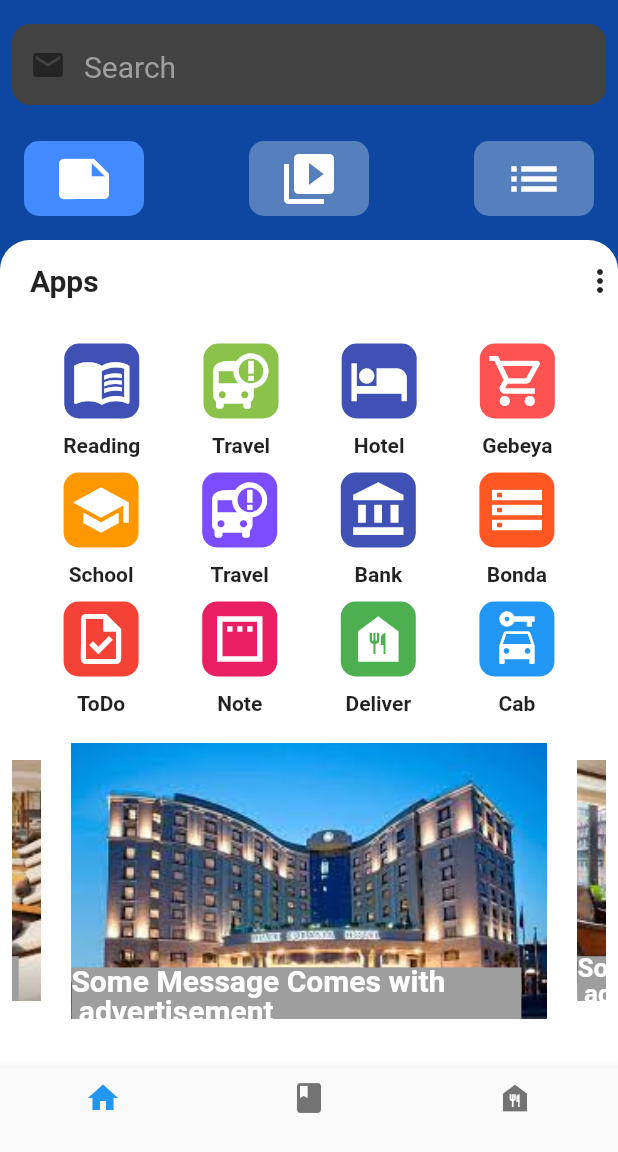
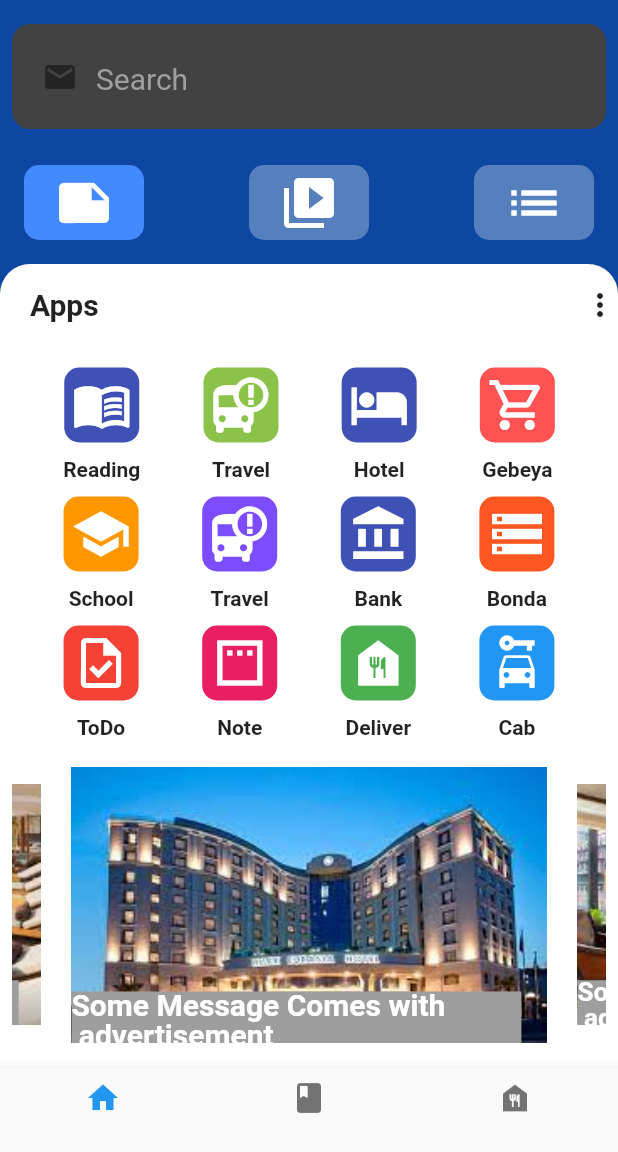
Before and after one commit to jonmersha/sa, a Flutter app: the screen it shows once a user with an empty profile is signed in, on a phone screen of 412 x 824 dp, the part 84-1236 px from its top. Run offline on Flutter 3.47's test engine with Material 2 defaults, Android fonts, the phone set to English and light mode, and no system bars; drawn by our look-alikes of carousel_slider; our stand-ins replace firebase_auth, firebase_core, google_sign_in; accounts and stored records are empty.

Commit message:
end Of the night

```diff
--- /dev/null
+++ b/lib/apps/comming_soon.dart
@@ -0,0 +1,21 @@
+import 'package:flutter/material.dart';
+
+class CommingSoon extends StatelessWidget {
+  const CommingSoon({super.key});
+
+  @override
+  Widget build(BuildContext context) {
+    return Scaffold(
+      body: SafeArea(
+        child: Expanded(
+          child: Container(
+            height: double.infinity,
+            width: double.infinity,
+            color: Colors.blue,
+            child: Image.asset('asset/cm.jpeg',height: 500,width: double.infinity),
+          ),
+        ),
+      ),
+    );
+  }
+}
--- a/lib/apps/todo/presentation/pages/todo_home.dart
+++ b/lib/apps/todo/presentation/pages/todo_home.dart
@@ -1,10 +1,55 @@
+import 'package:awashderash/apps/todo/codes.dart';
+import 'package:awashderash/widget/home/header_info.dart';
+import 'package:awashderash/widget/home/popular_list.dart';
+import 'package:awashderash/widget/home/search_bar.dart';
+import 'package:awashderash/widget/home/top_button.dart';
 import 'package:flutter/material.dart';
 
-class TodoHome extends StatelessWidget {
+class TodoHome extends StatefulWidget {
   const TodoHome({Key? key}) : super(key: key);
 
   @override
+  State<TodoHome> createState() => _TodoHomeState();
+}
+
+class _TodoHomeState extends State<TodoHome> {
+  @override
   Widget build(BuildContext context) {
-    return Scaffold(body: SafeArea(child: Container(child: Text('Logid in Properly'),),),);
+    return Scaffold(
+      //backgroundColor: Colors.grey[900],
+      // bottomNavigationBar: BottomNavigationBar(
+      //   items: const [
+      //     BottomNavigationBarItem(icon: Icon(Icons.home), label: ''),
+      //     BottomNavigationBarItem(icon: Icon(Icons.book), label: ''),
+      //     BottomNavigationBarItem(icon: Icon(Icons.food_bank), label: '')
+      //   ],
+      // ),
+      body: SafeArea(
+        child: Column(children:  [
+        Container(
+          width: double.infinity,
+          height: 300,
+          decoration: const BoxDecoration(
+              image: DecorationImage(
+                  image: AssetImage('asset/todo/todologo.jpg'),
+                  fit: BoxFit.cover)),
+       child: Column(
+         mainAxisAlignment: MainAxisAlignment.end,
+         children: [
+             Row(
+               children: [
+                 Expanded(
+                     child: Text('')),
+
+               ],
+             )
+       ],
+       ),
+        ),
+
+          PopularList()
+        ]),
+      ),
+    );
   }
 }
--- a/lib/main/widget/main/apps_menu.dart
+++ b/lib/main/widget/main/apps_menu.dart
@@ -1,76 +1,142 @@
-import 'package:awashderash/apps/todo/presentation/pages/login_page.dart';
-import 'package:awashderash/apps/todo/presentation/pages/sign_up.dart';
-import 'package:awashderash/apps/todo/presentation/pages/tutor_login.dart';
+import 'package:awashderash/apps/comming_soon.dart';
+import 'package:awashderash/apps/todo/presentation/pages/todo_home.dart';
 import 'package:awashderash/main/widget/button.dart';
 import 'package:awashderash/main/widget/main/slid_ads.dart';
-import 'package:awashderash/security/auth_page.dart';
 import 'package:flutter/material.dart';
 
 class AppMenu extends StatelessWidget {
   const AppMenu({Key? key}) : super(key: key);
+
   @override
   Widget build(BuildContext context) {
     return Expanded(
         child: Container(
       width: double.infinity,
       decoration: const BoxDecoration(
-            borderRadius: BorderRadius.only(topLeft: Radius.circular(20),topRight:Radius.circular(20) ),
+        borderRadius: BorderRadius.only(
+            topLeft: Radius.circular(20), topRight: Radius.circular(20)),
         color: Colors.white,
       ),
       child: SingleChildScrollView(
         child: Column(
           children: [
             Padding(
-              padding: const EdgeInsets.only(top: 15,left: 20),
+              padding: const EdgeInsets.only(top: 15, left: 20),
               child: Row(
                 mainAxisAlignment: MainAxisAlignment.spaceBetween,
                 children: const [
                   Text(
                     'Apps',
-                    style:
-                    TextStyle(fontWeight: FontWeight.bold, fontSize: 20),
+                    style: TextStyle(fontWeight: FontWeight.bold, fontSize: 20),
                   ),
                   Icon(Icons.more_vert)
                 ],
               ),
             ),
-            SizedBox(height: 30,),
+            SizedBox(
+              height: 30,
+            ),
             Row(
               mainAxisAlignment: MainAxisAlignment.spaceEvenly,
               children: const [
-              MenuButton(iconColor: Colors.white,icon: Icons.menu_book,labelText: 'Reading',backGround: Colors.indigo,page: LoginPage(),),
-              MenuButton(iconColor: Colors.white,icon: Icons.bus_alert,labelText: 'Travel',backGround: Colors.lightGreen,page: LoginPage()),
-              MenuButton(iconColor: Colors.white,icon: Icons.hotel,labelText: 'Hotel',backGround: Colors.indigo,page: LoginPage()),
-              MenuButton(iconColor: Colors.white,icon: Icons.shopping_cart_outlined,labelText: 'Gebeya',backGround: Colors.redAccent,page: LoginPage()),
+                MenuButton(
+                  iconColor: Colors.white,
+                  icon: Icons.menu_book,
+                  labelText: 'Reading',
+                  backGround: Colors.indigo,
+                  page: CommingSoon(),
+                ),
+                MenuButton(
+                    iconColor: Colors.white,
+                    icon: Icons.bus_alert,
+                    labelText: 'Travel',
+                    backGround: Colors.lightGreen,
+                    page: CommingSoon()),
+                MenuButton(
+                    iconColor: Colors.white,
+                    icon: Icons.hotel,
+                    labelText: 'Hotel',
+                    backGround: Colors.indigo,
+                    page: CommingSoon()),
+                MenuButton(
+                    iconColor: Colors.white,
+                    icon: Icons.shopping_cart_outlined,
+                    labelText: 'Gebeya',
+                    backGround: Colors.redAccent,
+                    page: CommingSoon()),
               ],
             ),
-          SizedBox(height: 10,),
+            SizedBox(
+              height: 10,
+            ),
             Row(
               mainAxisAlignment: MainAxisAlignment.spaceEvenly,
               children: const [
-              MenuButton(iconColor: Colors.white,icon: Icons.school,labelText: 'School',backGround: Colors.orange,page: LoginPage()),
-              MenuButton(iconColor: Colors.white,icon: Icons.bus_alert,labelText: 'Travel',backGround: Colors.deepPurpleAccent,page: LoginPage()),
-              MenuButton(iconColor: Colors.white,icon: Icons.account_balance,labelText: 'Bank',backGround: Colors.indigo,page: LoginPage()),
-              MenuButton(iconColor: Colors.white,icon: Icons.storage,labelText: 'Bonda',backGround: Colors.deepOrange,page: LoginPage()),
+                MenuButton(
+                    iconColor: Colors.white,
+                    icon: Icons.school,
+                    labelText: 'School',
+                    backGround: Colors.orange,
+                    page: CommingSoon()),
+                MenuButton(
+                    iconColor: Colors.white,
+                    icon: Icons.bus_alert,
+                    labelText: 'Travel',
+                    backGround: Colors.deepPurpleAccent,
+                    page: CommingSoon()),
+                MenuButton(
+                    iconColor: Colors.white,
+                    icon: Icons.account_balance,
+                    labelText: 'Bank',
+                    backGround: Colors.indigo,
+                    page: CommingSoon()),
+                MenuButton(
+                    iconColor: Colors.white,
+                    icon: Icons.storage,
+                    labelText: 'Bonda',
+                    backGround: Colors.deepOrange,
+                    page: CommingSoon()),
               ],
             ),
-          SizedBox(height: 10,),
+            SizedBox(
+              height: 10,
+            ),
             Row(
               mainAxisAlignment: MainAxisAlignment.spaceEvenly,
               children: const [
-              MenuButton(iconColor: Colors.white,icon: Icons.task_outlined,labelText: 'ToDo',backGround: Colors.red,page: AuthPage(false)),
-              MenuButton(iconColor: Colors.white,icon: Icons.padding,labelText: 'Note',backGround: Colors.pink,page: AuthPage(true)),
-              MenuButton(iconColor: Colors.white,icon: Icons.food_bank,labelText: 'Deliver',backGround: Colors.green,page: LoginPage()),
-              MenuButton(iconColor: Colors.white,icon: Icons.car_rental,labelText: 'Cab',backGround: Colors.blue,page: LoginPage()),
+                MenuButton(
+                    iconColor: Colors.white,
+                    icon: Icons.task_outlined,
+                    labelText: 'ToDo',
+                    backGround: Colors.red,
+                    page: TodoHome()),
+                MenuButton(
+                    iconColor: Colors.white,
+                    icon: Icons.padding,
+                    labelText: 'Note',
+                    backGround: Colors.pink,
+                    page: CommingSoon()),
+                MenuButton(
+                    iconColor: Colors.white,
+                    icon: Icons.food_bank,
+                    labelText: 'Deliver',
+                    backGround: Colors.green,
+                    page: CommingSoon()),
+                MenuButton(
+                    iconColor: Colors.white,
+                    icon: Icons.car_rental,
+                    labelText: 'Cab',
+                    backGround: Colors.blue,
+                    page: CommingSoon()),
               ],
-
             ),
-          SizedBox(height: 10,),
+            SizedBox(
+              height: 10,
+            ),
             BottomAdds()
           ],
         ),
       ),
-    )
-    );
+    ));
   }
 }
--- a/lib/security/auth_page.dart
+++ b/lib/security/auth_page.dart
@@ -1,5 +1,5 @@
-import 'package:awashderash/apps/todo/presentation/pages/sign_up.dart';
-import 'package:awashderash/apps/todo/presentation/pages/tutor_login.dart';
+import 'package:awashderash/apps/todo/trash/sign_up.dart';
+import 'package:awashderash/apps/todo/trash/tutor_login.dart';
 import 'package:flutter/material.dart';
 
 class AuthPage extends StatefulWidget {
--- a/lib/util/list_item.dart
+++ b/lib/util/list_item.dart
@@ -28,6 +28,8 @@ class ListItem extends StatelessWidget {
                     ),
                   ),
                 ),
+
+
                 const SizedBox(
                   width: 12,
                 ),
--- a/lib/widget/home/search_bar.dart
+++ b/lib/widget/home/search_bar.dart
@@ -10,7 +10,7 @@ class SearchBar extends StatelessWidget {
       child: Container(
           decoration: BoxDecoration(
               color: Colors.grey[800], borderRadius: BorderRadius.circular(12)),
-        //  padding: const EdgeInsets.all(8),
+         padding: const EdgeInsets.all(8),
         child:  const TextField(
           style: TextStyle(fontSize: 20,color: Colors.white,height: 1.5),
           decoration: InputDecoration(
--- a/pubspec.yaml
+++ b/pubspec.yaml
@@ -51,6 +51,7 @@ flutter:
     - asset/common/facebook.png
     - asset/common/lock.png
     - asset/common/apple1.png
+    - asset/cm.jpeg
   #   - images/a_dot_ham.jpeg
 
   # An image asset can refer to one or more resolution-specific "variants", see
```
Also changed, not shown: lib/apps/todo/trash/google_login.dart (renamed from lib/apps/todo/presentation/pages/google_login.dart), lib/apps/todo/trash/login_page.dart (renamed from lib/apps/todo/presentation/pages/login_page.dart), lib/apps/todo/trash/sign_up.dart (renamed from lib/apps/todo/presentation/pages/sign_up.dart), lib/apps/todo/trash/tutor_login.dart (renamed from lib/apps/todo/presentation/pages/tutor_login.dart). Lines whose indentation alone changed are shown as unchanged.
